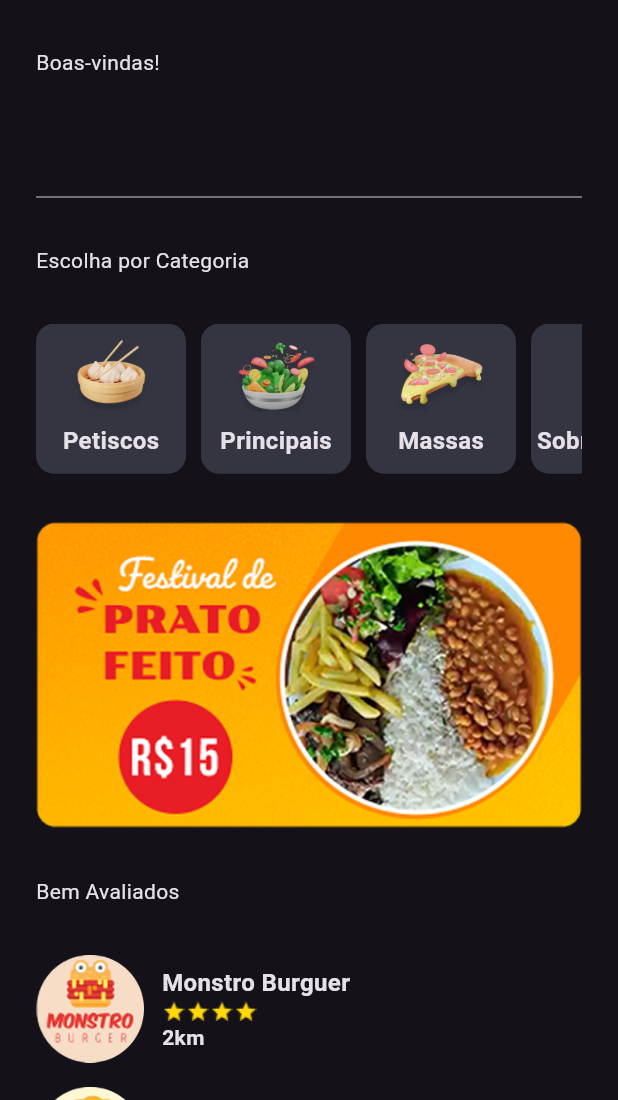
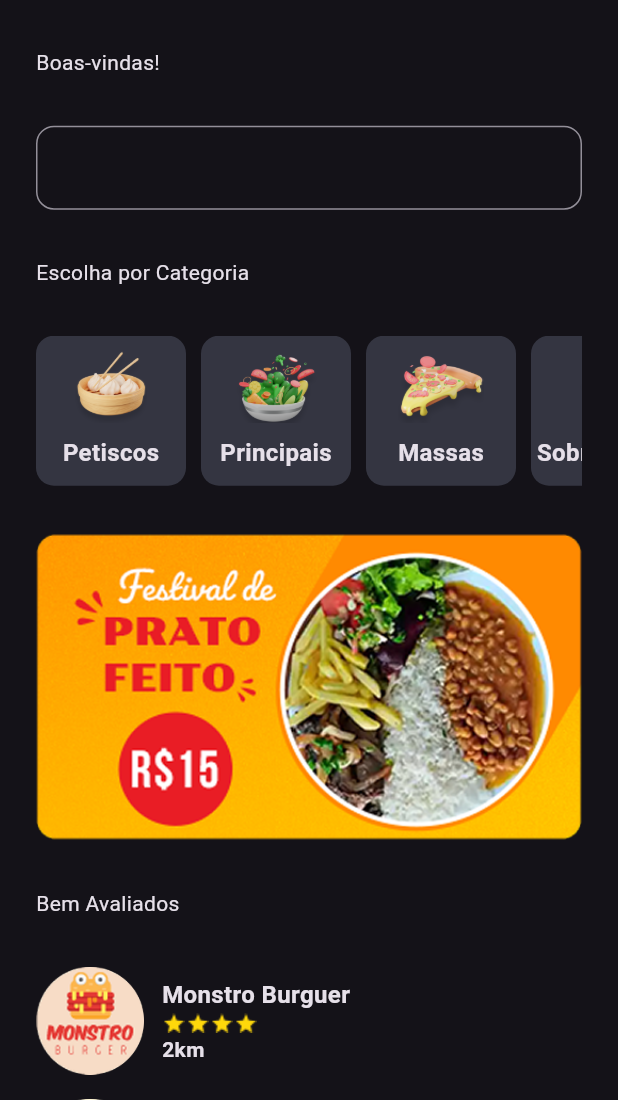
Before and after one commit to WMarques25/Imersao-Mobile, a Flutter app: the HomeScreen screen opened directly, on a phone screen of 412 x 824 dp, the part 136-1236 px from its top. Run offline on Flutter 3.47's test engine with Material 3 defaults, Android fonts, the phone set to English and light mode, and no system bars.

Commit message:
borda do input, TextFormField.decoration -> InputDecoration

```diff
--- a/lib/ui/home/home_screen.dart
+++ b/lib/ui/home/home_screen.dart
@@ -29,7 +29,12 @@ class HomeScreen extends StatelessWidget {
             children: [
               Center(child: Image.asset('assets/logo.png', width: 147)),
               Text("Boas-vindas!"),
-              TextFormField(),
+              TextFormField(
+                decoration: InputDecoration(
+                  border: OutlineInputBorder(borderRadius: BorderRadius.circular(12)),
+
+                ),
+              ),
               Text("Escolha por Categoria"),
               SingleChildScrollView(
                 scrollDirection: Axis.horizontal,
```
Also changed, not shown: pubspec.lock.
